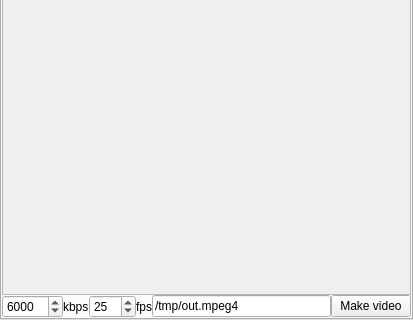
Old version of the form gui/qt4/controller.ui in the repository Azeko2xo/woodem; both pictures show x 0 to 413 and y 219 to 539 of the 413 by 539 pixel window.
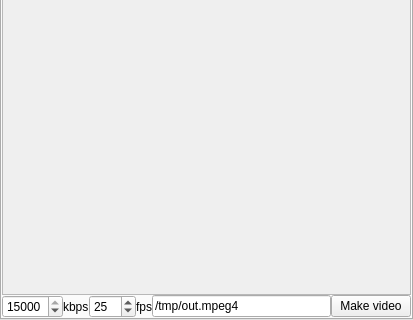
New version of the form. The open tabs and pages were chosen to show the change. Icons and pictures are not drawn.

```diff
--- a/gui/qt4/controller.ui
+++ b/gui/qt4/controller.ui
@@ -1006,7 +1006,7 @@
             <number>500</number>
            </property>
            <property name="value">
-            <number>6000</number>
+            <number>15000</number>
            </property>
           </widget>
          </item>
```
Left out of the diff: 6 changed lines with no effect on the pictures.
